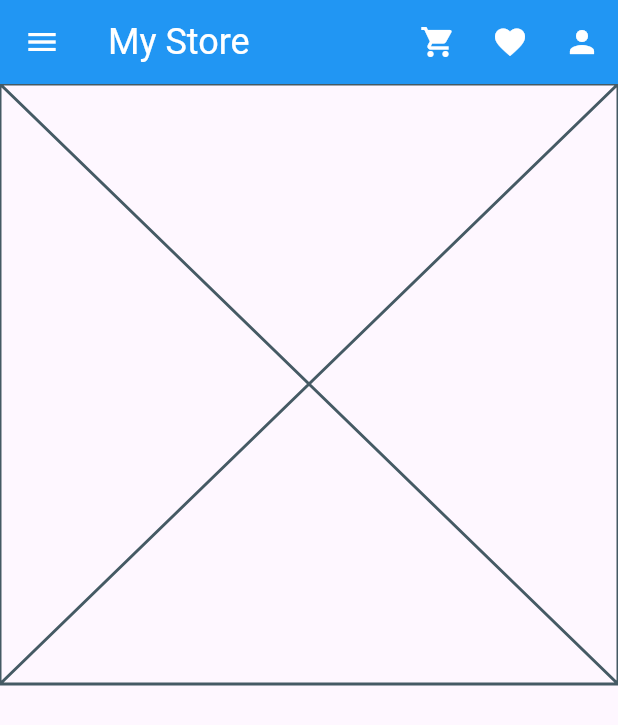
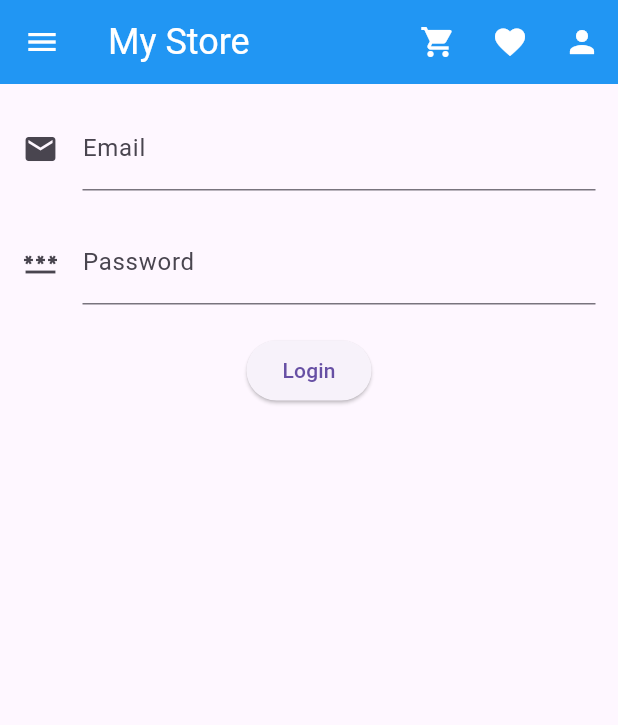
Before and after one commit to laukho/store-platzi, a Flutter app: the screen it shows after launch, after a tap on the "menu" icon, after a tap on the "favorite" icon, after a tap on the "person" icon, on a phone screen of 412 x 824 dp. Shown: the top 725 px of the screen. Run offline on Flutter 3.47's test engine with Material 3 defaults, Android fonts, the phone set to English and light mode, and no system bars; our stand-ins replace go_router; network calls fail.

Commit message:
login screen complete

```diff
--- a/lib/screens/login_screen.dart
+++ b/lib/screens/login_screen.dart
@@ -1,3 +1,5 @@
+import 'dart:developer';
+
 import 'package:flutter/material.dart';
 
 class LoginScreen extends StatefulWidget {
@@ -8,10 +10,68 @@ class LoginScreen extends StatefulWidget {
 }
 
 class _LoginScreenState extends State<LoginScreen> {
-  // état du formulaire
+  // état de validité du formulaire
+  final _formKey = GlobalKey<FormState>();
+
+  // conserver la saisie du formulaire
+  final Map<String, String?> _type = {'email': null, 'password': null};
 
   @override
   Widget build(BuildContext context) {
-    return const Placeholder();
+    return Container(
+      padding: EdgeInsets.all(15),
+      child: Form(
+        // associer la clé de validité au formulaire
+        key: _formKey,
+        child: Column(
+          spacing: 20,
+          children: [
+            TextFormField(
+              decoration: InputDecoration(
+                labelText: 'Email',
+                icon: Icon(Icons.email),
+              ),
+              // contraintes de validation
+              // value représente la saisie
+              validator: (String? value) {
+                return value!.isEmpty ? 'Email is incorrect' : null;
+              },
+              // conserver la saisie
+              // value représente la saisie
+              onChanged: (value) {
+                _type['email'] = value;
+              },
+            ),
+            TextFormField(
+              // cacher la saisie
+              obscureText: true,
+              decoration: InputDecoration(
+                labelText: 'Password',
+                icon: Icon(Icons.password),
+              ),
+              // contraintes de validation
+              validator: (String? value) {
+                return value!.isEmpty ? 'Password is incorrect' : null;
+              },
+              onChanged: (value) {
+                _type['password'] = value;
+              },
+            ),
+            ElevatedButton(
+              onPressed: () {
+                // si le formulaire est valide
+                if (_formKey.currentState!.validate()) {
+                  // sauvegarder la saisie
+                  _formKey.currentState!.save();
+
+                  inspect(_type);
+                }
+              },
+              child: Text('Login'),
+            ),
+          ],
+        ),
+      ),
+    );
   }
 }
```
